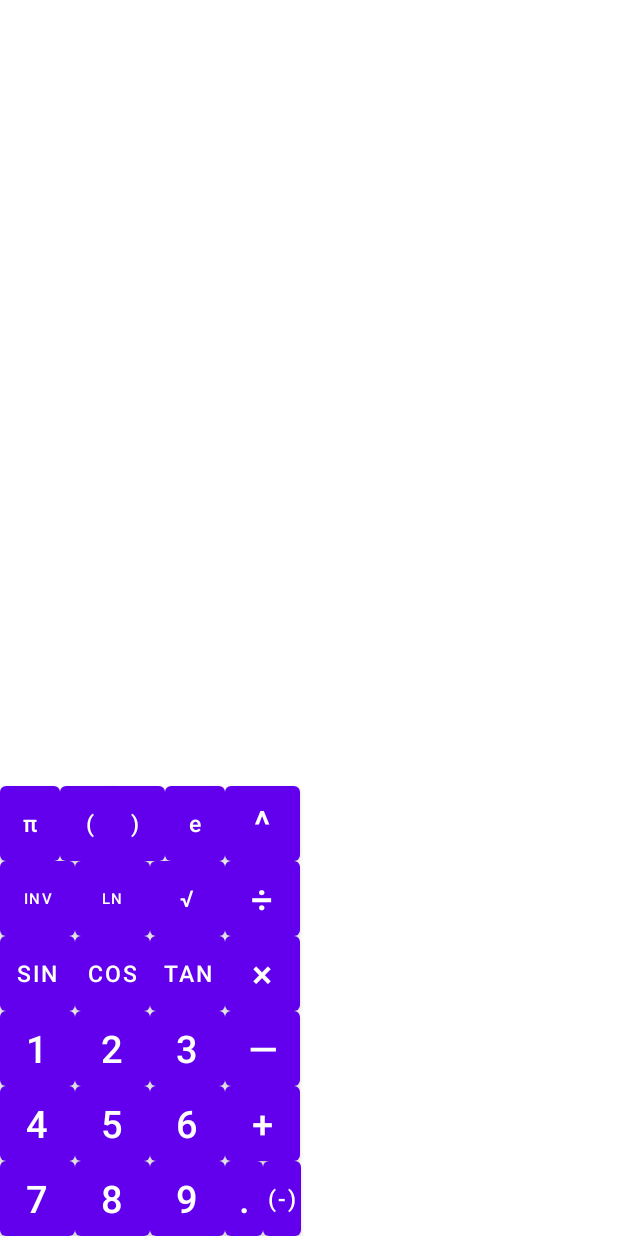
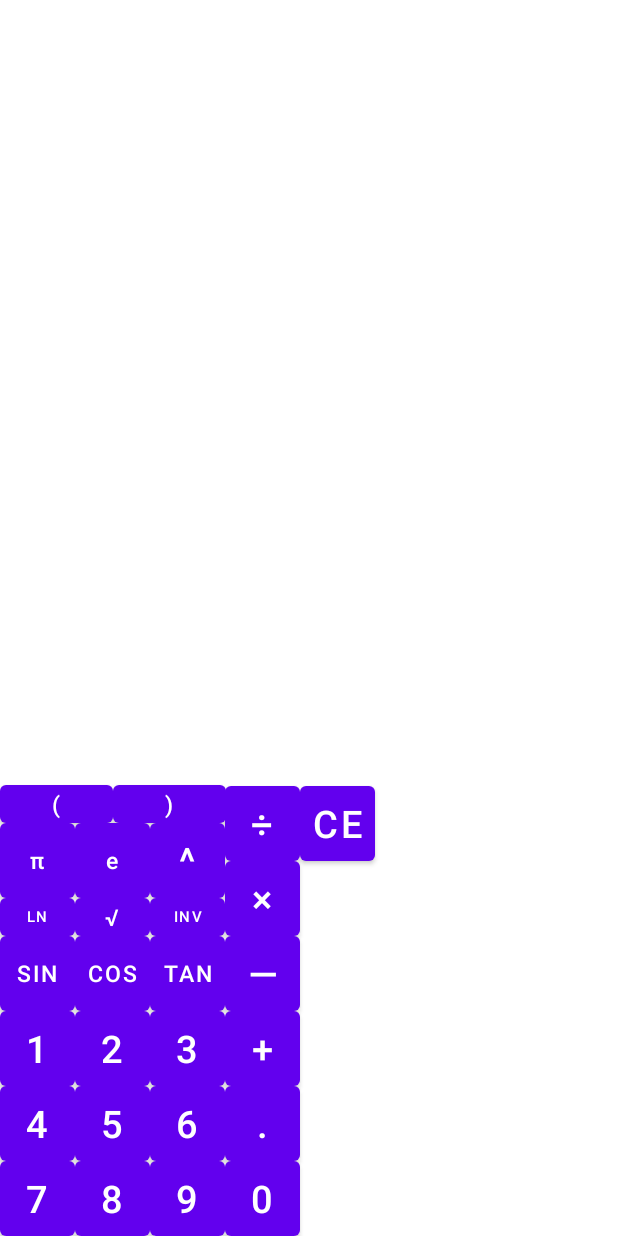
Before and after one commit to Justinhwang92/Operation-Nightwatcher, an Android app: the layout calculator.xml on its own in the app's theme, with its tools: preview values and no code run, on a phone screen of 412 x 824 dp. Run offline under Robolectric (Android 15) with nearby library versions, the phone set to English and light mode, and no system bars.

Commit message:
calculator backend complete, image assets added

```diff
--- a/app/src/main/res/layout/calculator.xml
+++ b/app/src/main/res/layout/calculator.xml
@@ -3,7 +3,17 @@
     xmlns:app="http://schemas.android.com/apk/res-auto"
     xmlns:tools="http://schemas.android.com/tools"
     android:layout_width="match_parent"
-    android:layout_height="match_parent">
+    android:layout_height="match_parent"
+    android:layout_marginStart="0dp"
+    android:layout_marginLeft="0dp"
+    android:layout_marginTop="0dp"
+    android:layout_marginEnd="0dp"
+    android:layout_marginRight="0dp"
+    android:layout_marginBottom="0dp"
+    android:paddingLeft="0dp"
+    android:paddingTop="0dp"
+    android:paddingRight="0dp"
+    android:paddingBottom="0dp">
 
     <Button
         android:id="@+id/calc1"
@@ -18,6 +28,7 @@
         android:text="1"
         android:textSize="25sp"
         app:elevation="0dp"
+        app:iconPadding="0dp"
         app:layout_constraintBottom_toTopOf="@+id/calc4"
         app:layout_constraintEnd_toEndOf="parent"
         app:layout_constraintHorizontal_bias="0.0"
@@ -38,8 +49,9 @@
         android:text="sin"
         android:textSize="15sp"
         app:elevation="0dp"
+        app:iconPadding="0dp"
         app:layout_constraintBottom_toTopOf="@+id/calc1"
-        app:layout_constraintEnd_toEndOf="@+id/calc1"
+        app:layout_constraintEnd_toEndOf="parent"
         app:layout_constraintHorizontal_bias="0.0"
         app:layout_constraintStart_toStartOf="parent"
         app:layout_constraintTop_toTopOf="parent"
@@ -48,7 +60,7 @@
     <Button
         android:id="@+id/calcInv"
         android:layout_width="50dp"
-        android:layout_height="50dp"
+        android:layout_height="25dp"
         android:insetTop="0dp"
         android:insetBottom="0dp"
         android:paddingLeft="0dp"
@@ -58,16 +70,17 @@
         android:text="INV"
         android:textSize="10sp"
         app:elevation="0dp"
-        app:layout_constraintBottom_toTopOf="@+id/calcSin"
-        app:layout_constraintEnd_toEndOf="@+id/calcSin"
+        app:iconPadding="0dp"
+        app:layout_constraintBottom_toTopOf="@+id/calcTan"
+        app:layout_constraintEnd_toEndOf="parent"
         app:layout_constraintHorizontal_bias="0.0"
-        app:layout_constraintStart_toStartOf="parent"
+        app:layout_constraintStart_toEndOf="@+id/calcSqrt"
         app:layout_constraintTop_toTopOf="parent"
         app:layout_constraintVertical_bias="1.0" />
 
     <Button
         android:id="@+id/calcPi"
-        android:layout_width="40dp"
+        android:layout_width="50dp"
         android:layout_height="50dp"
         android:insetTop="0dp"
         android:insetBottom="0dp"
@@ -79,8 +92,9 @@
         android:textAllCaps="false"
         android:textSize="15sp"
         app:elevation="0dp"
-        app:layout_constraintBottom_toTopOf="@+id/calcInv"
-        app:layout_constraintEnd_toEndOf="@+id/calcInv"
+        app:iconPadding="0dp"
+        app:layout_constraintBottom_toTopOf="@+id/calcLn"
+        app:layout_constraintEnd_toEndOf="parent"
         app:layout_constraintHorizontal_bias="0.0"
         app:layout_constraintStart_toStartOf="parent"
         app:layout_constraintTop_toTopOf="parent"
@@ -88,7 +102,7 @@
 
     <Button
         android:id="@+id/calcE"
-        android:layout_width="40dp"
+        android:layout_width="50dp"
         android:layout_height="50dp"
         android:insetTop="0dp"
         android:insetBottom="0dp"
@@ -100,17 +114,18 @@
         android:textAllCaps="false"
         android:textSize="15sp"
         app:elevation="0dp"
+        app:iconPadding="0dp"
         app:layout_constraintBottom_toTopOf="@+id/calcSqrt"
-        app:layout_constraintEnd_toStartOf="@+id/calcPower"
-        app:layout_constraintHorizontal_bias="1.0"
-        app:layout_constraintStart_toEndOf="@+id/calcLn"
+        app:layout_constraintEnd_toEndOf="parent"
+        app:layout_constraintHorizontal_bias="0.0"
+        app:layout_constraintStart_toEndOf="@+id/calcPi"
         app:layout_constraintTop_toTopOf="parent"
         app:layout_constraintVertical_bias="1.0" />
 
     <Button
         android:id="@+id/calcRightParentheses"
-        android:layout_width="40dp"
-        android:layout_height="50dp"
+        android:layout_width="75dp"
+        android:layout_height="25dp"
         android:insetTop="0dp"
         android:insetBottom="0dp"
         android:paddingLeft="0dp"
@@ -121,17 +136,18 @@
         android:textAllCaps="false"
         android:textSize="15sp"
         app:elevation="0dp"
-        app:layout_constraintBottom_toTopOf="@+id/calcLn"
-        app:layout_constraintEnd_toStartOf="@+id/calcE"
-        app:layout_constraintHorizontal_bias="1.0"
+        app:iconPadding="0dp"
+        app:layout_constraintBottom_toTopOf="@+id/calcE"
+        app:layout_constraintEnd_toStartOf="@+id/calcDivide"
+        app:layout_constraintHorizontal_bias="0.0"
         app:layout_constraintStart_toEndOf="@+id/calcLeftParentheses"
         app:layout_constraintTop_toTopOf="parent"
         app:layout_constraintVertical_bias="1.0" />
 
     <Button
         android:id="@+id/calcLeftParentheses"
-        android:layout_width="40dp"
-        android:layout_height="50dp"
+        android:layout_width="75dp"
+        android:layout_height="25dp"
         android:insetTop="0dp"
         android:insetBottom="0dp"
         android:paddingLeft="0dp"
@@ -141,17 +157,18 @@
         android:text="("
         android:textSize="15sp"
         app:elevation="0dp"
-        app:layout_constraintBottom_toTopOf="@+id/calcLn"
-        app:layout_constraintEnd_toStartOf="@+id/calcE"
+        app:iconPadding="0dp"
+        app:layout_constraintBottom_toTopOf="@+id/calcPi"
+        app:layout_constraintEnd_toEndOf="parent"
         app:layout_constraintHorizontal_bias="0.0"
-        app:layout_constraintStart_toEndOf="@+id/calcPi"
+        app:layout_constraintStart_toStartOf="parent"
         app:layout_constraintTop_toTopOf="parent"
         app:layout_constraintVertical_bias="1.0" />
 
     <Button
         android:id="@+id/calcLn"
         android:layout_width="50dp"
-        android:layout_height="50dp"
+        android:layout_height="25dp"
         android:insetTop="0dp"
         android:insetBottom="0dp"
         android:paddingLeft="0dp"
@@ -161,17 +178,18 @@
         android:text="LN"
         android:textSize="10sp"
         app:elevation="0dp"
-        app:layout_constraintBottom_toTopOf="@+id/calcCos"
-        app:layout_constraintEnd_toEndOf="@+id/calcCos"
+        app:iconPadding="0dp"
+        app:layout_constraintBottom_toTopOf="@+id/calcSin"
+        app:layout_constraintEnd_toEndOf="parent"
         app:layout_constraintHorizontal_bias="0.0"
-        app:layout_constraintStart_toEndOf="@+id/calcInv"
+        app:layout_constraintStart_toStartOf="parent"
         app:layout_constraintTop_toTopOf="parent"
         app:layout_constraintVertical_bias="1.0" />
 
     <Button
         android:id="@+id/calcSqrt"
         android:layout_width="50dp"
-        android:layout_height="50dp"
+        android:layout_height="25dp"
         android:insetTop="0dp"
         android:insetBottom="0dp"
         android:paddingLeft="0dp"
@@ -181,32 +199,14 @@
         android:text="√"
         android:textSize="15sp"
         app:elevation="0dp"
-        app:layout_constraintBottom_toTopOf="@+id/calcTan"
-        app:layout_constraintEnd_toStartOf="@+id/calcDivide"
+        app:iconPadding="0dp"
+        app:layout_constraintBottom_toTopOf="@+id/calcCos"
+        app:layout_constraintEnd_toEndOf="parent"
         app:layout_constraintHorizontal_bias="0.0"
         app:layout_constraintStart_toEndOf="@+id/calcLn"
         app:layout_constraintTop_toTopOf="parent"
         app:layout_constraintVertical_bias="1.0" />
 
-    <Button
-        android:id="@+id/calcSqrt2"
-        android:layout_width="25dp"
-        android:layout_height="50dp"
-        android:insetTop="0dp"
-        android:insetBottom="0dp"
-        android:paddingLeft="0dp"
-        android:paddingTop="0dp"
-        android:paddingRight="0dp"
-        android:paddingBottom="0dp"
-        android:text="(-)"
-        android:textSize="15sp"
-        app:elevation="0dp"
-        app:layout_constraintBottom_toBottomOf="parent"
-        app:layout_constraintEnd_toEndOf="parent"
-        app:layout_constraintHorizontal_bias="0.0"
-        app:layout_constraintStart_toEndOf="@+id/calcPeriod"
-        app:layout_constraintTop_toTopOf="parent"
-        app:layout_constraintVertical_bias="1.0" />
 
     <Button
         android:id="@+id/calcCos"
@@ -221,8 +221,9 @@
         android:text="cos"
         android:textSize="15sp"
         app:elevation="0dp"
+        app:iconPadding="0dp"
         app:layout_constraintBottom_toTopOf="@+id/calc2"
-        app:layout_constraintEnd_toEndOf="@+id/calc2"
+        app:layout_constraintEnd_toEndOf="parent"
         app:layout_constraintHorizontal_bias="0.0"
         app:layout_constraintStart_toEndOf="@+id/calcSin"
         app:layout_constraintTop_toTopOf="parent"
@@ -241,8 +242,9 @@
         android:text="tan"
         android:textSize="15sp"
         app:elevation="0dp"
+        app:iconPadding="0dp"
         app:layout_constraintBottom_toTopOf="@+id/calc3"
-        app:layout_constraintEnd_toStartOf="@+id/calcTimes"
+        app:layout_constraintEnd_toEndOf="parent"
         app:layout_constraintHorizontal_bias="0.0"
         app:layout_constraintStart_toEndOf="@+id/calcCos"
         app:layout_constraintTop_toTopOf="parent"
@@ -261,6 +263,7 @@
         android:text="2"
         android:textSize="25sp"
         app:elevation="0dp"
+        app:iconPadding="0dp"
         app:layout_constraintBottom_toTopOf="@+id/calc5"
         app:layout_constraintEnd_toEndOf="parent"
         app:layout_constraintHorizontal_bias="0.0"
@@ -281,6 +284,7 @@
         android:text="3"
         android:textSize="25sp"
         app:elevation="0dp"
+        app:iconPadding="0dp"
         app:layout_constraintBottom_toTopOf="@+id/calc6"
         app:layout_constraintEnd_toEndOf="parent"
         app:layout_constraintHorizontal_bias="0.0"
@@ -301,6 +305,7 @@
         android:text="4"
         android:textSize="25sp"
         app:elevation="0dp"
+        app:iconPadding="0dp"
         app:layout_constraintBottom_toTopOf="@+id/calc7"
         app:layout_constraintEnd_toEndOf="parent"
         app:layout_constraintHorizontal_bias="0.0"
@@ -321,6 +326,7 @@
         android:text="5"
         android:textSize="25sp"
         app:elevation="0dp"
+        app:iconPadding="0dp"
         app:layout_constraintBottom_toTopOf="@+id/calc8"
         app:layout_constraintEnd_toEndOf="parent"
         app:layout_constraintHorizontal_bias="0.0"
@@ -341,6 +347,7 @@
         android:text="6"
         android:textSize="25sp"
         app:elevation="0dp"
+        app:iconPadding="0dp"
         app:layout_constraintBottom_toTopOf="@+id/calc9"
         app:layout_constraintEnd_toEndOf="parent"
         app:layout_constraintHorizontal_bias="0.0"
@@ -361,6 +368,7 @@
         android:text="7"
         android:textSize="25sp"
         app:elevation="0dp"
+        app:iconPadding="0dp"
         app:layout_constraintBottom_toBottomOf="parent"
         app:layout_constraintEnd_toEndOf="parent"
         app:layout_constraintHorizontal_bias="0.0"
@@ -381,6 +389,7 @@
         android:text="8"
         android:textSize="25sp"
         app:elevation="0dp"
+        app:iconPadding="0dp"
         app:layout_constraintBottom_toBottomOf="parent"
         app:layout_constraintEnd_toEndOf="parent"
         app:layout_constraintHorizontal_bias="0.0"
@@ -401,6 +410,7 @@
         android:text="9"
         android:textSize="25sp"
         app:elevation="0dp"
+        app:iconPadding="0dp"
         app:layout_constraintBottom_toBottomOf="parent"
         app:layout_constraintEnd_toEndOf="parent"
         app:layout_constraintHorizontal_bias="0.0"
@@ -409,8 +419,29 @@
         app:layout_constraintVertical_bias="1.0" />
 
     <Button
+        android:id="@+id/calc0"
+        android:layout_width="50dp"
+        android:layout_height="50dp"
+        android:insetTop="0dp"
+        android:insetBottom="0dp"
+        android:paddingLeft="0dp"
+        android:paddingTop="0dp"
+        android:paddingRight="0dp"
+        android:paddingBottom="0dp"
+        android:text="0"
+        android:textSize="25sp"
+        app:elevation="0dp"
+        app:iconPadding="0dp"
+        app:layout_constraintBottom_toBottomOf="parent"
+        app:layout_constraintEnd_toEndOf="parent"
+        app:layout_constraintHorizontal_bias="0.0"
+        app:layout_constraintStart_toEndOf="@+id/calc9"
+        app:layout_constraintTop_toTopOf="parent"
+        app:layout_constraintVertical_bias="1.0" />
+
+    <Button
         android:id="@+id/calcPeriod"
-        android:layout_width="25dp"
+        android:layout_width="50dp"
         android:layout_height="50dp"
         android:insetTop="0dp"
         android:insetBottom="0dp"
@@ -421,10 +452,11 @@
         android:text="."
         android:textSize="25sp"
         app:elevation="0dp"
-        app:layout_constraintBottom_toBottomOf="parent"
+        app:iconPadding="0dp"
+        app:layout_constraintBottom_toTopOf="@+id/calc0"
         app:layout_constraintEnd_toEndOf="parent"
         app:layout_constraintHorizontal_bias="0.0"
-        app:layout_constraintStart_toEndOf="@+id/calc9"
+        app:layout_constraintStart_toEndOf="@+id/calc6"
         app:layout_constraintTop_toTopOf="parent"
         app:layout_constraintVertical_bias="1.0" />
 
@@ -441,10 +473,11 @@
         android:text="+"
         android:textSize="25sp"
         app:elevation="0dp"
+        app:iconPadding="0dp"
         app:layout_constraintBottom_toTopOf="@+id/calcPeriod"
         app:layout_constraintEnd_toEndOf="parent"
         app:layout_constraintHorizontal_bias="0.0"
-        app:layout_constraintStart_toEndOf="@+id/calc6"
+        app:layout_constraintStart_toEndOf="@+id/calc3"
         app:layout_constraintTop_toTopOf="parent"
         app:layout_constraintVertical_bias="1.0" />
 
@@ -461,10 +494,11 @@
         android:text="—"
         android:textSize="25sp"
         app:elevation="0dp"
+        app:iconPadding="0dp"
         app:layout_constraintBottom_toTopOf="@+id/calcPlus"
         app:layout_constraintEnd_toEndOf="parent"
         app:layout_constraintHorizontal_bias="0.0"
-        app:layout_constraintStart_toEndOf="@+id/calc3"
+        app:layout_constraintStart_toEndOf="@+id/calcTan"
         app:layout_constraintTop_toTopOf="parent"
         app:layout_constraintVertical_bias="1.0" />
 
@@ -481,10 +515,11 @@
         android:text="×"
         android:textSize="25sp"
         app:elevation="0dp"
+        app:iconPadding="0dp"
         app:layout_constraintBottom_toTopOf="@+id/calcMinus"
         app:layout_constraintEnd_toEndOf="parent"
         app:layout_constraintHorizontal_bias="0.0"
-        app:layout_constraintStart_toEndOf="@+id/calc3"
+        app:layout_constraintStart_toEndOf="@+id/calcInv"
         app:layout_constraintTop_toTopOf="parent"
         app:layout_constraintVertical_bias="1.0" />
 
@@ -501,10 +536,32 @@
         android:text="÷"
         android:textSize="25sp"
         app:elevation="0dp"
+        app:iconPadding="0dp"
         app:layout_constraintBottom_toTopOf="@+id/calcTimes"
         app:layout_constraintEnd_toEndOf="parent"
         app:layout_constraintHorizontal_bias="0.0"
-        app:layout_constraintStart_toEndOf="@+id/calc3"
+        app:layout_constraintStart_toEndOf="@+id/calcPower"
+        app:layout_constraintTop_toTopOf="parent"
+        app:layout_constraintVertical_bias="1.0" />
+
+    <Button
+        android:id="@+id/calcCE"
+        android:layout_width="50dp"
+        android:layout_height="50dp"
+        android:insetTop="0dp"
+        android:insetBottom="0dp"
+        android:paddingLeft="0dp"
+        android:paddingTop="0dp"
+        android:paddingRight="0dp"
+        android:paddingBottom="0dp"
+        android:text="CE"
+        android:textSize="25sp"
+        app:elevation="0dp"
+        app:iconPadding="0dp"
+        app:layout_constraintBottom_toTopOf="@+id/calcTimes"
+        app:layout_constraintEnd_toEndOf="parent"
+        app:layout_constraintHorizontal_bias="0.0"
+        app:layout_constraintStart_toEndOf="@+id/calcDivide"
         app:layout_constraintTop_toTopOf="parent"
         app:layout_constraintVertical_bias="1.0" />
 
@@ -521,10 +578,11 @@
         android:text="^"
         android:textSize="25sp"
         app:elevation="0dp"
-        app:layout_constraintBottom_toTopOf="@+id/calcDivide"
+        app:iconPadding="0dp"
+        app:layout_constraintBottom_toTopOf="@+id/calcInv"
         app:layout_constraintEnd_toEndOf="parent"
         app:layout_constraintHorizontal_bias="0.0"
-        app:layout_constraintStart_toEndOf="@+id/calc3"
+        app:layout_constraintStart_toEndOf="@+id/calcE"
         app:layout_constraintTop_toTopOf="parent"
         app:layout_constraintVertical_bias="1.0" />
 
@@ -533,6 +591,10 @@
         android:layout_width="200dp"
         android:layout_height="92dp"
         android:enabled="false"
+        android:paddingLeft="0dp"
+        android:paddingTop="0dp"
+        android:paddingRight="0dp"
+        android:paddingBottom="0dp"
         android:text=""
         app:layout_constraintBottom_toTopOf="@+id/calcRightParentheses"
         app:layout_constraintEnd_toEndOf="parent"
```
Also changed, not shown: app/src/main/java/Operation_Nightwatcher/Game/Calculator.java (+307 -24 lines), app/src/main/java/Operation_Nightwatcher/Game/ExpressionBuilder.java (added, +162 -0 lines), app/src/main/res/drawable/room1_fog.jpg (added), app/src/main/res/drawable/room2_fog.jpg (added), app/src/main/res/drawable/room2clear.jpg (added), app/src/main/res/drawable/room3_fog.jpg (added), app/src/main/res/drawable/room4_fog.jpg (added), 9 other files.
